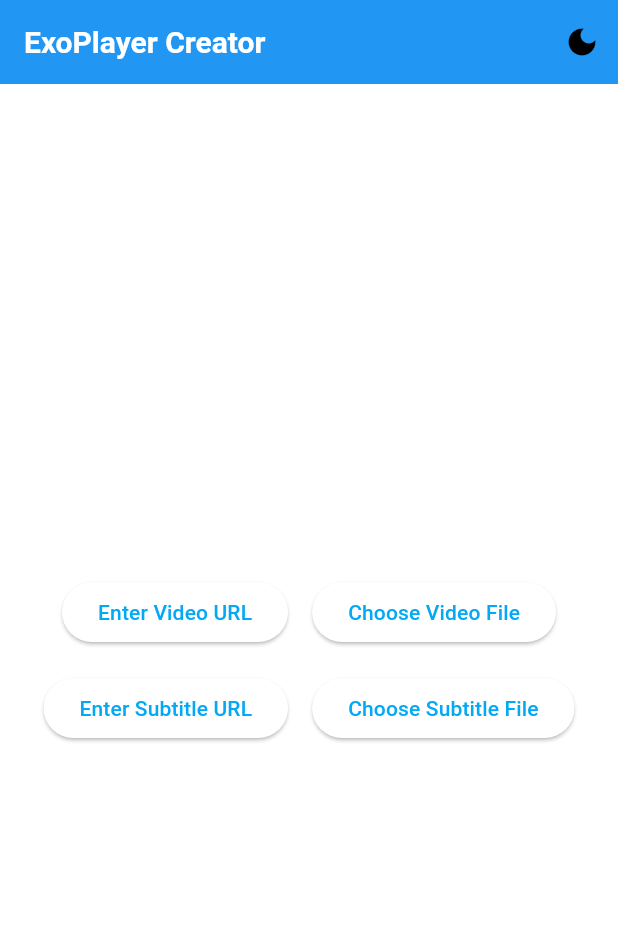
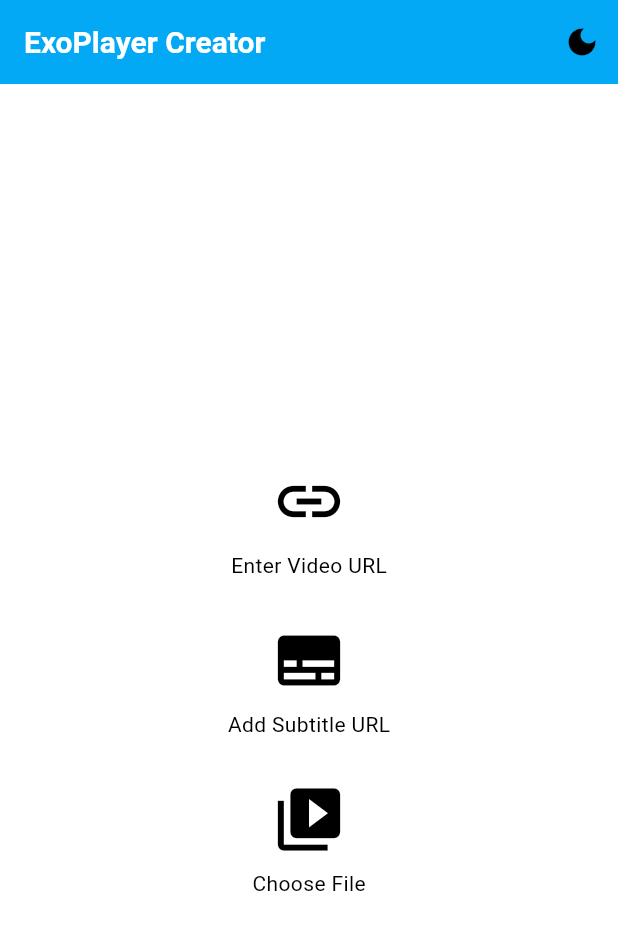
Before and after one commit to anirudhsevugan/simpliplay-android-example-fork, a Flutter app: the screen it shows after launch, on a phone screen of 412 x 824 dp. Shown: the top 930 px of the screen. Run offline on Flutter 3.47's test engine with Material 3 defaults, Android fonts, the phone set to English and light mode, and no system bars; our stand-ins replace chewie, file_picker, permission_handler, video_player; missing offline and left inert: keep_screen_on.

Commit message:
Update video_screen.dart

```diff
--- a/flutter-exoplayer/flutter_beta_exoplayer_creator/lib/screens/video_screen.dart
+++ b/flutter-exoplayer/flutter_beta_exoplayer_creator/lib/screens/video_screen.dart
@@ -1,8 +1,9 @@
 import 'package:flutter/material.dart';
 import 'package:file_picker/file_picker.dart';
+import 'package:flutter/services.dart'; // Import for SystemChrome
 import '../widgets/video_player_widget.dart';
+import '../utils/video_player_manager.dart';
 
-// The VideoScreen widget class
 class VideoScreen extends StatefulWidget {
   const VideoScreen({super.key});
 
@@ -10,15 +11,31 @@ class VideoScreen extends StatefulWidget {
   _VideoScreenState createState() => _VideoScreenState();
 }
 
-// The State class for VideoScreen
 class _VideoScreenState extends State<VideoScreen> {
   String _videoUrl = '';
   String _filePath = '';
-  String _subtitleUrl = ''; // Subtitle URL variable
-  String _subtitleFilePath = ''; // Subtitle file path
-  bool _isDarkMode = false; // Add theme state here
+  String _subtitleUrl = '';
+  String _subtitleFilePath = '';
+  bool _isDarkMode = false;
 
-  // Method to show video URL dialog
+
+
+
+  // Pick a video or audio file
+  Future<void> _pickFile() async {
+    FilePickerResult? result = await FilePicker.platform.pickFiles(
+      type: FileType.media, // This allows both video and audio file selection
+    );
+
+    if (result != null && result.files.single.path != null) {
+      setState(() {
+        _filePath = result.files.single.path!;
+        _videoUrl = ''; // Clear video URL if file is picked
+      });
+    }
+  }
+
+  // Show the dialog to enter video URL
   Future<void> _showVideoURLDialog() async {
     final TextEditingController videoController = TextEditingController();
 
@@ -26,22 +43,22 @@ class _VideoScreenState extends State<VideoScreen> {
       context: context,
       barrierDismissible: false,
       builder: (BuildContext context) {
-        return AlertDialog(
-          title: Text('Enter Video URL'),
+        return Center( // Center the dialog
+          child: SingleChildScrollView(
+            child: AlertDialog(
+              title: const Text('Enter Video URL'),
               content: TextField(
                 controller: videoController,
-            decoration: InputDecoration(hintText: 'Enter a valid video URL'),
+                decoration: const InputDecoration(hintText: 'Enter a valid video URL'),
                 keyboardType: TextInputType.url,
               ),
               actions: <Widget>[
                 TextButton(
-              child: Text('Cancel'),
-              onPressed: () {
-                Navigator.of(context).pop();
-              },
+                  child: const Text('Cancel'),
+                  onPressed: () => Navigator.of(context).pop(),
                 ),
                 TextButton(
-              child: Text('OK'),
+                  child: const Text('OK'),
                   onPressed: () {
                     setState(() {
                       _videoUrl = videoController.text;
@@ -51,64 +68,160 @@ class _VideoScreenState extends State<VideoScreen> {
                   },
                 ),
               ],
+            ),
+          ),
         );
       },
     );
   }
 
-  // Method to pick video file
-  Future<void> _pickFile() async {
-    FilePickerResult? result = await FilePicker.platform.pickFiles(type: FileType.video);
-
-    if (result != null && result.files.single.path != null) {
-      setState(() {
-        _filePath = result.files.single.path!;
-        _videoUrl = '';
-      });
-    }
-  }
-
-  // Method to pick subtitle file
-  Future<void> _pickSubtitleFile() async {
-    FilePickerResult? result = await FilePicker.platform.pickFiles(type: FileType.custom, allowedExtensions: ['vtt']);
-
-    if (result != null && result.files.single.path != null) {
-      setState(() {
-        _subtitleFilePath = result.files.single.path!;
-        _subtitleUrl = ''; // Clear subtitle URL when a subtitle file is picked
-      });
-    }
-  }
-
-  // Method to enter subtitle URL
-  Future<void> _enterSubtitleURL() async {
+  // Show the subtitle dialog
+  Future<void> _showSubtitleDialog() async {
     final TextEditingController subtitleController = TextEditingController();
 
     return showDialog<void>(
       context: context,
       barrierDismissible: false,
       builder: (BuildContext context) {
-        return AlertDialog(
-          title: Text('Enter Subtitle URL'),
+        return Center( // Center the dialog
+          child: SingleChildScrollView(
+            child: AlertDialog(
+              title: const Text('Enter Subtitle URL'),
               content: TextField(
                 controller: subtitleController,
-            decoration: InputDecoration(hintText: 'Enter a valid subtitle URL'),
+                decoration: const InputDecoration(hintText: 'Enter a valid subtitle URL'),
                 keyboardType: TextInputType.url,
               ),
               actions: <Widget>[
                 TextButton(
-              child: Text('Cancel'),
+                  child: const Text('Cancel'),
+                  onPressed: () => Navigator.of(context).pop(),
+                ),
+                TextButton(
+                  child: const Text('OK'),
                   onPressed: () {
+                    setState(() {
+                      _subtitleUrl = subtitleController.text;
+                      _subtitleFilePath = ''; // Clear file path when URL is used
+                    });
                     Navigator.of(context).pop();
                   },
                 ),
-            TextButton(
-              child: Text('OK'),
+              ],
+            ),
+          ),
+        );
+      },
+    );
+  }
+
+  @override
+  Widget build(BuildContext context) {
+    return WillPopScope(
+      onWillPop: _onWillPop, // Use this for back button intercept
+      child: MaterialApp(
+        debugShowCheckedModeBanner: false,
+        themeMode: _isDarkMode ? ThemeMode.dark : ThemeMode.light, // Toggle theme mode
+        theme: _lightTheme(),
+        darkTheme: _darkTheme(), // Apply dark theme
+        home: Scaffold(
+          appBar: _videoUrl.isNotEmpty || _filePath.isNotEmpty
+              ? null // Hide AppBar when video is playing
+              : AppBar(
+            title: const Text('ExoPlayer Creator'),
+            actions: [
+              IconButton(
+                icon: Icon(_isDarkMode ? Icons.light_mode : Icons.dark_mode),
                 onPressed: () {
                   setState(() {
-                  _subtitleUrl = subtitleController.text;
+                    _isDarkMode = !_isDarkMode;
                   });
-                Navigator.of(context).pop();
+                },
+              ),
+            ],
+          ),
+          body: Center(
+            child: _videoUrl.isEmpty && _filePath.isEmpty
+                ? SingleChildScrollView(
+              child: Column(
+                mainAxisAlignment: MainAxisAlignment.center,
+                children: [
+                  const SizedBox(height: 20),
+                  // Enter Video URL Button
+                  Column(
+                    children: [
+                      IconButton(
+                        icon: const Icon(Icons.link, size: 50),
+                        onPressed: _showVideoURLDialog,
+                      ),
+                      const Text('Enter Video URL'),
+                    ],
+                  ),
+                  const SizedBox(height: 20),
+                  // Subtitle URL Button
+                  Column(
+                    children: [
+                      IconButton(
+                        icon: const Icon(Icons.subtitles, size: 50),
+                        onPressed: _showSubtitleDialog,
+                      ),
+                      const Text('Add Subtitle URL'),
+                    ],
+                  ),
+                  const SizedBox(height: 20),
+                  // Choose File Button
+                  Column(
+                    children: [
+                      IconButton(
+                        icon: const Icon(Icons.video_library, size: 50),
+                        onPressed: _pickFile,
+                      ),
+                      const Text('Choose File'),
+                    ],
+                  ),
+                ],
+              ),
+            )
+                : VideoPlayerWidget(
+              videoUrl: _videoUrl,
+              filePath: _filePath,
+              subtitleUrl: _subtitleUrl,
+              subtitleFilePath: _subtitleFilePath,
+            ),
+          ),
+        ),
+      ),
+    );
+  }
+
+  Future<bool> _onWillPop() async {
+    // If the video is not playing (i.e., file or URL is empty), exit the app
+    if (_videoUrl.isEmpty && _filePath.isEmpty) {
+      return true; // Exit the app
+    }
+
+    // If the video is playing, show the confirmation dialog
+    return (await _showExitConfirmation()) ?? false;
+  }
+
+  Future<bool?> _showExitConfirmation() async {
+    return showDialog<bool>(
+      context: context,
+      barrierDismissible: false, // Prevent dismissing by tapping outside the dialog
+      builder: (BuildContext context) {
+        return AlertDialog(
+          title: const Text('Are you sure you want to exit?'),
+          actions: <Widget>[
+            TextButton(
+              child: const Text('No'),
+              onPressed: () {
+                Navigator.of(context).pop(false); // Go back to VideoScreen
+              },
+            ),
+            TextButton(
+              child: const Text('Yes'),
+              onPressed: () {
+                Navigator.of(context).pop(true); // Exit the app
               },
             ),
           ],
@@ -117,158 +230,53 @@ class _VideoScreenState extends State<VideoScreen> {
     );
   }
 
-  // Toggle the theme
-  void _toggleTheme() {
-    setState(() {
-      _isDarkMode = !_isDarkMode;
-    });
-  }
-
-  @override
-  Widget build(BuildContext context) {
-    return MaterialApp(
-      debugShowCheckedModeBanner: false,
-      theme: _isDarkMode
-          ? ThemeData.dark().copyWith(
-        primaryColor: Colors.blue,
-        colorScheme: ColorScheme.fromSwatch(
-            primarySwatch: Colors.lightBlue)
-            .copyWith(secondary: Colors.blue),
-        appBarTheme: const AppBarTheme(
-          color: Colors.blue,
+  // Light theme
+  ThemeData _lightTheme() {
+    return ThemeData(
+      primaryColor: Colors.lightBlue,
+      scaffoldBackgroundColor: Colors.white,
+      colorScheme: ColorScheme.fromSwatch(primarySwatch: Colors.lightBlue)
+          .copyWith(secondary: Colors.lightBlue),
+      appBarTheme: AppBarTheme(
+        color: Colors.lightBlue,
         titleTextStyle: TextStyle(
           color: Colors.white,
           fontSize: 20,
           fontWeight: FontWeight.bold,
         ),
       ),
-        textButtonTheme: TextButtonThemeData(
-          style: TextButton.styleFrom(
-            foregroundColor: Colors.blue,
+      iconTheme: IconThemeData(
+        color: Colors.black, // Black icons for light mode
       ),
+      textTheme: TextTheme(
+        bodyLarge: TextStyle(color: Colors.black),
+        bodyMedium: TextStyle(color: Colors.black),
+        bodySmall: TextStyle(color: Colors.black),
       ),
-        inputDecorationTheme: InputDecorationTheme(
-          filled: true,
-          fillColor: Colors.white,
-          border: OutlineInputBorder(
-            borderRadius: BorderRadius.circular(8),
-            borderSide: BorderSide(
-              color: Colors.blue,
-              width: 2,
-            ),
-          ),
-          focusedBorder: OutlineInputBorder(
-            borderRadius: BorderRadius.circular(8),
-            borderSide: BorderSide(
-              color: Colors.blue,
-              width: 2,
-            ),
-          ),
-        ),
-      )
-          : ThemeData.light().copyWith(
-        primaryColor: Colors.blue,
-        scaffoldBackgroundColor: Colors.white,
-        colorScheme: ColorScheme.fromSwatch(
-            primarySwatch: Colors.lightBlue)
-            .copyWith(secondary: Colors.blue),
-        appBarTheme: const AppBarTheme(
-          color: Colors.blue,
+    );
+  }
+
+  ThemeData _darkTheme() {
+    return ThemeData(
+      primaryColor: Colors.blue, // Primary color for the theme
+      scaffoldBackgroundColor: Colors.black, // Black background for the scaffold
+      colorScheme: ColorScheme.fromSwatch(primarySwatch: Colors.blue)
+          .copyWith(secondary: Colors.blue), // Customize color scheme
+      appBarTheme: AppBarTheme(
+        color: Colors.blue, // Blue AppBar background
         titleTextStyle: TextStyle(
-            color: Colors.white,
+          color: Colors.white, // White text on AppBar
           fontSize: 20,
           fontWeight: FontWeight.bold,
         ),
       ),
-        textButtonTheme: TextButtonThemeData(
-          style: TextButton.styleFrom(
-            foregroundColor: Colors.blue,
+      iconTheme: IconThemeData(
+        color: Colors.white, // White icons for dark mode
       ),
-        ),
-        inputDecorationTheme: InputDecorationTheme(
-          filled: true,
-          fillColor: Colors.white,
-          border: OutlineInputBorder(
-            borderRadius: BorderRadius.circular(8),
-            borderSide: BorderSide(
-              color: Colors.blue,
-              width: 2,
-            ),
-          ),
-          focusedBorder: OutlineInputBorder(
-            borderRadius: BorderRadius.circular(8),
-            borderSide: BorderSide(
-              color: Colors.blue,
-              width: 2,
-            ),
-          ),
-        ),
-        dialogTheme: DialogTheme(
-          backgroundColor: Colors.white, // Light background for light mode
-          titleTextStyle: TextStyle(
-            color: Colors.black, // Black text for titles in light mode
-            fontWeight: FontWeight.bold,
-          ),
-          contentTextStyle: TextStyle(
-            color: Colors.black, // Black text for content in light mode
-          ),
-        ),
-      ),
-      home: Scaffold(
-        appBar: _videoUrl.isEmpty && _filePath.isEmpty
-            ? AppBar(
-          title: const Text('ExoPlayer Creator'),
-          actions: [
-            IconButton(
-              icon: Icon(_isDarkMode ? Icons.light_mode : Icons.dark_mode),
-              onPressed: _toggleTheme,
-            ),
-          ],
-        )
-            : null, // Hide AppBar when video is playing
-        body: Center(
-          child: _videoUrl.isEmpty && _filePath.isEmpty
-              ? Column(
-            mainAxisAlignment: MainAxisAlignment.center,
-            children: [
-              Row(
-                mainAxisAlignment: MainAxisAlignment.center,
-                children: [
-                  ElevatedButton(
-                    onPressed: _showVideoURLDialog,
-                    child: Text('Enter Video URL'),
-                  ),
-                  SizedBox(width: 16),
-                  ElevatedButton(
-                    onPressed: _pickFile,
-                    child: Text('Choose Video File'),
-                  ),
-                ],
-              ),
-              SizedBox(height: 16),
-              Row(
-                mainAxisAlignment: MainAxisAlignment.center,
-                children: [
-                  ElevatedButton(
-                    onPressed: _enterSubtitleURL,
-                    child: Text('Enter Subtitle URL'),
-                  ),
-                  SizedBox(width: 16),
-                  ElevatedButton(
-                    onPressed: _pickSubtitleFile,
-                    child: Text('Choose Subtitle File'),
-                  ),
-                ],
-              ),
-            ],
-          )
-              : VideoPlayerWidget(
-            videoUrl: _videoUrl,
-            filePath: _filePath,
-            subtitleUrl: _subtitleUrl, // Pass subtitle URL to VideoPlayerWidget
-            subtitleFilePath: _subtitleFilePath, // Pass subtitle file path to VideoPlayerWidget
-          ),
-        ),
+      textTheme: TextTheme(
+        bodyLarge: TextStyle(color: Colors.white),
+        bodyMedium: TextStyle(color: Colors.white),
+        bodySmall: TextStyle(color: Colors.white),
       ),
     );
   }
```
Lines whose indentation alone changed are shown as unchanged.
